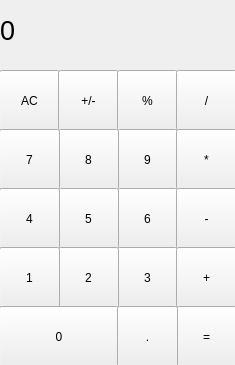
This is Qt/Calculator/mainwindow.ui in robodays/cpp as Qt 5 draws it before an edit. The edited form follows.
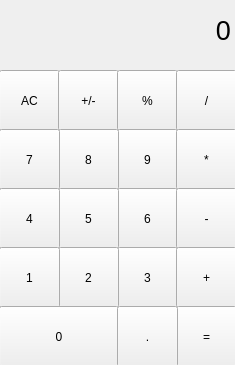
This is the edited form.

```diff
--- a/Qt/Calculator/mainwindow.ui
+++ b/Qt/Calculator/mainwindow.ui
@@ -31,6 +31,9 @@
     <property name="text">
      <string>0</string>
     </property>
+    <property name="alignment">
+     <set>Qt::AlignRight|Qt::AlignTrailing|Qt::AlignVCenter</set>
+    </property>
    </widget>
    <widget class="QPushButton" name="pushButtonReset">
     <property name="geometry">
```
